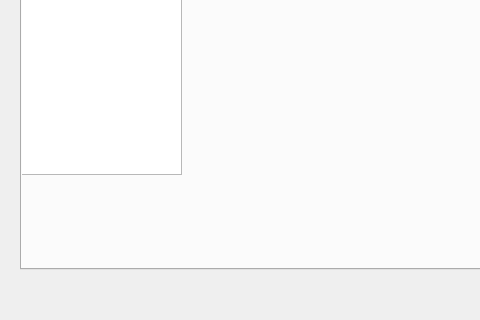
The window that QtVersion/mainwindow.ui (julieberteaux/LO21) describes before a commit, drawn with Qt 5; both pictures show x 0 to 480 and y 277 to 597 of the 833 by 597 pixel window.
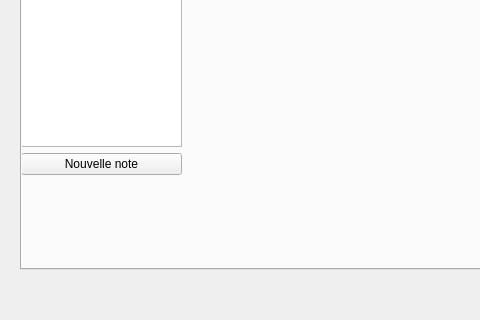
The same window after the commit. The open tabs and pages were chosen to show the change.

Commit message: beginning of createNote

Diff of the .ui file:
```diff
--- a/QtVersion/mainwindow.ui
+++ b/QtVersion/mainwindow.ui
@@ -54,6 +54,13 @@
          </item>
         </layout>
        </item>
+       <item>
+        <widget class="QPushButton" name="createNote">
+         <property name="text">
+          <string>Nouvelle note</string>
+         </property>
+        </widget>
+       </item>
        <item>
         <layout class="QVBoxLayout" name="verticalLayout_5"/>
        </item>
```
Left out of the diff: 2 changed lines with no effect on the pictures. The commit also changes 25 other files.
